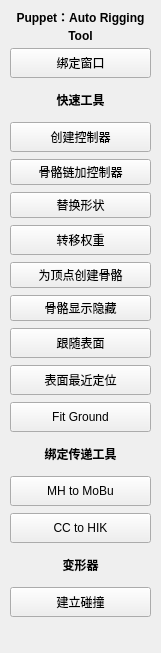
benject/mx_toolpack, file rig/mx_rig_tools.ui: the form before one commit.
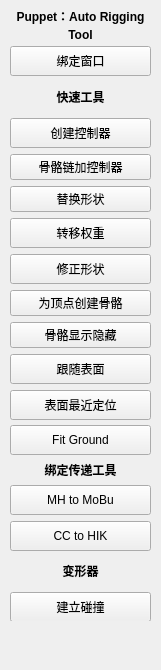
The form after the commit.

The edit to the form file:
```diff
--- a/rig/mx_rig_tools.ui
+++ b/rig/mx_rig_tools.ui
@@ -7,7 +7,7 @@
     <x>0</x>
     <y>0</y>
     <width>161</width>
-    <height>653</height>
+    <height>670</height>
    </rect>
   </property>
   <property name="font">
@@ -31,54 +31,7 @@
     <property name="spacing">
      <number>6</number>
     </property>
-    <item row="16" column="0">
-     <widget class="QPushButton" name="pushButton_5">
-      <property name="sizePolicy">
-       <sizepolicy hsizetype="Preferred" vsizetype="Minimum">
-        <horstretch>0</horstretch>
-        <verstretch>0</verstretch>
-       </sizepolicy>
-      </property>
-      <property name="minimumSize">
-       <size>
-        <width>100</width>
-        <height>30</height>
-       </size>
-      </property>
-      <property name="maximumSize">
-       <size>
-        <width>16777215</width>
-        <height>30</height>
-       </size>
-      </property>
-      <property name="font">
-       <font>
-        <family>Arial</family>
-        <pointsize>9</pointsize>
-       </font>
-      </property>
-      <property name="text">
-       <string>CC to HIK</string>
-      </property>
-      <property name="autoExclusive">
-       <bool>false</bool>
-      </property>
-     </widget>
-    </item>
-    <item row="8" column="0">
-     <widget class="QPushButton" name="pushButton_11">
-      <property name="font">
-       <font>
-        <family>Arial</family>
-        <pointsize>9</pointsize>
-       </font>
-      </property>
-      <property name="text">
-       <string>为顶点创建骨骼</string>
-      </property>
-     </widget>
-    </item>
-    <item row="10" column="0">
+    <item row="11" column="0">
      <widget class="QPushButton" name="pushButton_7">
       <property name="minimumSize">
        <size>
@@ -103,7 +56,54 @@
       </property>
      </widget>
     </item>
-    <item row="14" column="0">
+    <item row="9" column="0">
+     <widget class="QPushButton" name="pushButton_11">
+      <property name="font">
+       <font>
+        <family>Arial</family>
+        <pointsize>9</pointsize>
+       </font>
+      </property>
+      <property name="text">
+       <string>为顶点创建骨骼</string>
+      </property>
+     </widget>
+    </item>
+    <item row="17" column="0">
+     <widget class="QPushButton" name="pushButton_5">
+      <property name="sizePolicy">
+       <sizepolicy hsizetype="Preferred" vsizetype="Minimum">
+        <horstretch>0</horstretch>
+        <verstretch>0</verstretch>
+       </sizepolicy>
+      </property>
+      <property name="minimumSize">
+       <size>
+        <width>100</width>
+        <height>30</height>
+       </size>
+      </property>
+      <property name="maximumSize">
+       <size>
+        <width>16777215</width>
+        <height>30</height>
+       </size>
+      </property>
+      <property name="font">
+       <font>
+        <family>Arial</family>
+        <pointsize>9</pointsize>
+       </font>
+      </property>
+      <property name="text">
+       <string>CC to HIK</string>
+      </property>
+      <property name="autoExclusive">
+       <bool>false</bool>
+      </property>
+     </widget>
+    </item>
+    <item row="15" column="0">
      <widget class="QLabel" name="label_5">
       <property name="minimumSize">
        <size>
@@ -133,8 +133,8 @@
       </property>
      </widget>
     </item>
-    <item row="15" column="0">
-     <widget class="QPushButton" name="pushButton_2">
+    <item row="6" column="0">
+     <widget class="QPushButton" name="pushButton_1">
       <property name="sizePolicy">
        <sizepolicy hsizetype="Preferred" vsizetype="Minimum">
         <horstretch>0</horstretch>
@@ -160,14 +160,11 @@
        </font>
       </property>
       <property name="text">
-       <string>MH to MoBu</string>
-      </property>
-      <property name="autoExclusive">
-       <bool>false</bool>
+       <string>转移权重</string>
       </property>
      </widget>
     </item>
-    <item row="9" column="0">
+    <item row="10" column="0">
      <widget class="QPushButton" name="pushButton_9">
       <property name="font">
        <font>
@@ -180,7 +177,41 @@
       </property>
      </widget>
     </item>
-    <item row="11" column="0">
+    <item row="16" column="0">
+     <widget class="QPushButton" name="pushButton_2">
+      <property name="sizePolicy">
+       <sizepolicy hsizetype="Preferred" vsizetype="Minimum">
+        <horstretch>0</horstretch>
+        <verstretch>0</verstretch>
+       </sizepolicy>
+      </property>
+      <property name="minimumSize">
+       <size>
+        <width>100</width>
+        <height>30</height>
+       </size>
+      </property>
+      <property name="maximumSize">
+       <size>
+        <width>16777215</width>
+        <height>30</height>
+       </size>
+      </property>
+      <property name="font">
+       <font>
+        <family>Arial</family>
+        <pointsize>9</pointsize>
+       </font>
+      </property>
+      <property name="text">
+       <string>MH to MoBu</string>
+      </property>
+      <property name="autoExclusive">
+       <bool>false</bool>
+      </property>
+     </widget>
+    </item>
+    <item row="12" column="0">
      <widget class="QPushButton" name="pushButton_8">
       <property name="minimumSize">
        <size>
@@ -208,8 +239,8 @@
       </property>
      </widget>
     </item>
-    <item row="6" column="0">
-     <widget class="QPushButton" name="pushButton_1">
+    <item row="14" column="0">
+     <widget class="QPushButton" name="pushButton_3">
       <property name="sizePolicy">
        <sizepolicy hsizetype="Preferred" vsizetype="Minimum">
         <horstretch>0</horstretch>
@@ -235,7 +266,37 @@
        </font>
       </property>
       <property name="text">
-       <string>转移权重</string>
+       <string>Fit Ground</string>
+      </property>
+     </widget>
+    </item>
+    <item row="2" column="0">
+     <widget class="QLabel" name="label_4">
+      <property name="minimumSize">
+       <size>
+        <width>80</width>
+        <height>30</height>
+       </size>
+      </property>
+      <property name="maximumSize">
+       <size>
+        <width>16777215</width>
+        <height>30</height>
+       </size>
+      </property>
+      <property name="font">
+       <font>
+        <family>Arial</family>
+        <pointsize>9</pointsize>
+        <weight>75</weight>
+        <bold>true</bold>
+       </font>
+      </property>
+      <property name="text">
+       <string>快速工具</string>
+      </property>
+      <property name="alignment">
+       <set>Qt::AlignCenter</set>
       </property>
      </widget>
     </item>
@@ -301,37 +362,7 @@
       </property>
      </widget>
     </item>
-    <item row="2" column="0">
-     <widget class="QLabel" name="label_4">
-      <property name="minimumSize">
-       <size>
-        <width>80</width>
-        <height>30</height>
-       </size>
-      </property>
-      <property name="maximumSize">
-       <size>
-        <width>16777215</width>
-        <height>30</height>
-       </size>
-      </property>
-      <property name="font">
-       <font>
-        <family>Arial</family>
-        <pointsize>9</pointsize>
-        <weight>75</weight>
-        <bold>true</bold>
-       </font>
-      </property>
-      <property name="text">
-       <string>快速工具</string>
-      </property>
-      <property name="alignment">
-       <set>Qt::AlignCenter</set>
-      </property>
-     </widget>
-    </item>
-    <item row="17" column="0">
+    <item row="18" column="0">
      <widget class="QLabel" name="label_6">
       <property name="minimumSize">
        <size>
@@ -361,37 +392,6 @@
       </property>
      </widget>
     </item>
-    <item row="13" column="0">
-     <widget class="QPushButton" name="pushButton_3">
-      <property name="sizePolicy">
-       <sizepolicy hsizetype="Preferred" vsizetype="Minimum">
-        <horstretch>0</horstretch>
-        <verstretch>0</verstretch>
-       </sizepolicy>
-      </property>
-      <property name="minimumSize">
-       <size>
-        <width>100</width>
-        <height>30</height>
-       </size>
-      </property>
-      <property name="maximumSize">
-       <size>
-        <width>16777215</width>
-        <height>30</height>
-       </size>
-      </property>
-      <property name="font">
-       <font>
-        <family>Arial</family>
-        <pointsize>9</pointsize>
-       </font>
-      </property>
-      <property name="text">
-       <string>Fit Ground</string>
-      </property>
-     </widget>
-    </item>
     <item row="0" column="0">
      <widget class="QLabel" name="label">
       <property name="maximumSize">
@@ -419,53 +419,6 @@
       </property>
      </widget>
     </item>
-    <item row="5" column="0">
-     <widget class="QPushButton" name="pushButton_10">
-      <property name="font">
-       <font>
-        <family>Arial</family>
-        <pointsize>9</pointsize>
-       </font>
-      </property>
-      <property name="text">
-       <string>替换形状</string>
-      </property>
-     </widget>
-    </item>
-    <item row="18" column="0">
-     <widget class="QPushButton" name="pushButton">
-      <property name="sizePolicy">
-       <sizepolicy hsizetype="Preferred" vsizetype="Minimum">
-        <horstretch>0</horstretch>
-        <verstretch>0</verstretch>
-       </sizepolicy>
-      </property>
-      <property name="minimumSize">
-       <size>
-        <width>100</width>
-        <height>30</height>
-       </size>
-      </property>
-      <property name="maximumSize">
-       <size>
-        <width>16777215</width>
-        <height>30</height>
-       </size>
-      </property>
-      <property name="font">
-       <font>
-        <family>Arial</family>
-        <pointsize>9</pointsize>
-       </font>
-      </property>
-      <property name="toolTip">
-       <string>先选软体，再选刚体</string>
-      </property>
-      <property name="text">
-       <string>建立碰撞</string>
-      </property>
-     </widget>
-    </item>
     <item row="4" column="0">
      <widget class="QPushButton" name="pushButton_12">
       <property name="font">
@@ -479,6 +432,72 @@
       </property>
      </widget>
     </item>
+    <item row="19" column="0">
+     <widget class="QPushButton" name="pushButton">
+      <property name="sizePolicy">
+       <sizepolicy hsizetype="Preferred" vsizetype="Minimum">
+        <horstretch>0</horstretch>
+        <verstretch>0</verstretch>
+       </sizepolicy>
+      </property>
+      <property name="minimumSize">
+       <size>
+        <width>100</width>
+        <height>30</height>
+       </size>
+      </property>
+      <property name="maximumSize">
+       <size>
+        <width>16777215</width>
+        <height>30</height>
+       </size>
+      </property>
+      <property name="font">
+       <font>
+        <family>Arial</family>
+        <pointsize>9</pointsize>
+       </font>
+      </property>
+      <property name="toolTip">
+       <string>先选软体，再选刚体</string>
+      </property>
+      <property name="text">
+       <string>建立碰撞</string>
+      </property>
+     </widget>
+    </item>
+    <item row="5" column="0">
+     <widget class="QPushButton" name="pushButton_10">
+      <property name="font">
+       <font>
+        <family>Arial</family>
+        <pointsize>9</pointsize>
+       </font>
+      </property>
+      <property name="text">
+       <string>替换形状</string>
+      </property>
+     </widget>
+    </item>
+    <item row="7" column="0">
+     <widget class="QPushButton" name="pushButton_13">
+      <property name="minimumSize">
+       <size>
+        <width>100</width>
+        <height>30</height>
+       </size>
+      </property>
+      <property name="font">
+       <font>
+        <family>Arial</family>
+        <pointsize>9</pointsize>
+       </font>
+      </property>
+      <property name="text">
+       <string>修正形状</string>
+      </property>
+     </widget>
+    </item>
    </layout>
   </widget>
  </widget>
```
